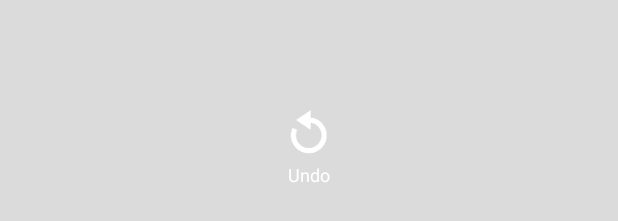
After one commit to kbalouse/CloseBuy, an Android app: the layout undo_menu_item.xml on its own in the app's theme, with its tools: preview values and no code run, on a phone screen of 412 x 824 dp. The commit adds this screen. Shown: the part 473-694 px from the top of the screen. Run offline under Robolectric (Android 15) with nearby library versions, the phone set to English and light mode, and no system bars.

Commit message:
Use custom menu item layouts in the slide menu.

```diff
--- /dev/null
+++ b/CloseBuy/app/src/main/res/layout/undo_menu_item.xml
@@ -0,0 +1,21 @@
+<?xml version="1.0" encoding="utf-8"?>
+<LinearLayout xmlns:android="http://schemas.android.com/apk/res/android"
+    android:layout_width="fill_parent"
+    android:layout_height="match_parent"
+    android:orientation="vertical"
+    android:background="@color/colorUndoButton"
+    android:gravity="center">
+
+
+    <ImageView
+        android:layout_width="40dp"
+        android:layout_height="40dp"
+        android:background="@mipmap/ic_undo"/>
+
+    <TextView
+        android:layout_width="wrap_content"
+        android:layout_height="wrap_content"
+        android:text="Undo"
+        android:textColor="#FFFFFF"
+        android:textSize="12sp"/>
+</LinearLayout>
```
Also changed, not shown: CloseBuy/app/src/main/java/fourpointoh/closebuy/MySwipeMenuCreator.java (+6 -23 lines), CloseBuy/app/src/main/java/fourpointoh/closebuy/SwipeMenuItem.java (+9 -0 lines), CloseBuy/app/src/main/java/fourpointoh/closebuy/SwipeMenuView.java (+25 -3 lines), CloseBuy/app/src/main/res/layout/delete_menu_item.xml (added, +21 -0 lines).
